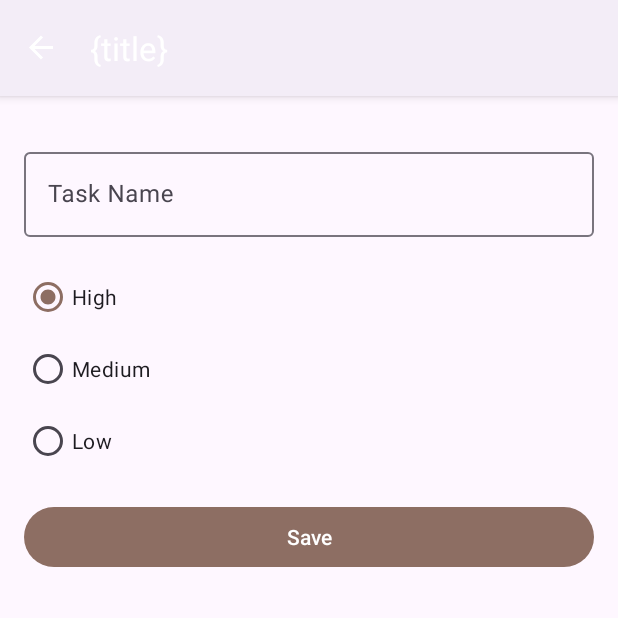
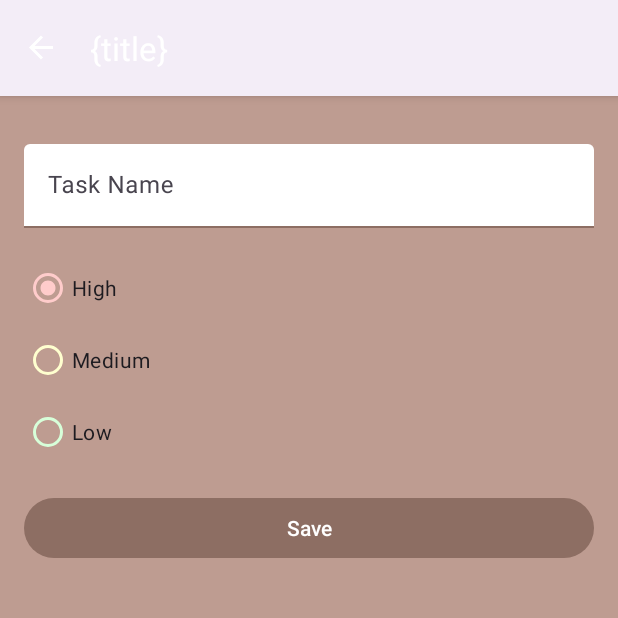
Before and after one commit to Joeyphic/Recolle, an Android app: the screen it shows after launch (MainActivity), after a tap on "Add a new task", on a phone screen of 412 x 824 dp, the top half of it. Run offline under Robolectric (Android 15) with nearby library versions, the phone set to English and light mode, and no system bars; our stand-ins replace Room's generated code, navigation-ui.

Commit message:
Add Further Priority Color Theming
Also added dividers in TaskListFragment

```diff
--- a/app/src/main/java/com/example/rememberapp/TaskDetailFragment.kt
+++ b/app/src/main/java/com/example/rememberapp/TaskDetailFragment.kt
@@ -11,6 +11,7 @@ import androidx.lifecycle.Lifecycle
 import androidx.navigation.fragment.findNavController
 import androidx.navigation.fragment.navArgs
 import com.example.rememberapp.data.Task
+import com.example.rememberapp.data.getColorByPriority
 import com.example.rememberapp.databinding.TaskDetailFragmentBinding
 import com.example.rememberapp.databinding.TaskListFragmentBinding
 import com.example.rememberapp.viewmodel.TaskListViewModel
@@ -49,6 +50,9 @@ class TaskDetailFragment : Fragment() {
 
             // TODO: Capitalize the first letter cleanly. Do after enum names are finalized.
             taskPriority.text = task.taskPriority.name.lowercase()
+
+            // Adding Color depending on Task priority
+            binding.linearLayout.setBackgroundColor(task.getColorByPriority())
         }
 
     }
--- a/app/src/main/res/layout/task_list_add_item.xml
+++ b/app/src/main/res/layout/task_list_add_item.xml
@@ -7,11 +7,13 @@
     android:layout_margin="@dimen/margin">
 
     <com.google.android.material.textfield.TextInputLayout
+        style="?attr/textInputFilledStyle"
         android:id="@+id/layout_task_name"
         android:layout_width="match_parent"
         android:layout_height="wrap_content"
         android:layout_marginTop="@dimen/margin"
         android:hint="@string/task_name"
+        app:boxBackgroundColor="@color/white"
         app:layout_constraintEnd_toEndOf="parent"
         app:layout_constraintStart_toStartOf="parent"
         app:layout_constraintTop_toTopOf="parent">
@@ -30,21 +32,27 @@
         app:layout_constraintEnd_toEndOf="parent"
         app:layout_constraintStart_toStartOf="parent"
         app:layout_constraintTop_toBottomOf="@+id/layout_task_name">
+
         <RadioButton
             android:id="@+id/radio_priority_high"
             android:layout_width="match_parent"
             android:layout_height="match_parent"
-            android:text="@string/task_priority_high"/>
+            android:text="@string/task_priority_high"
+            app:buttonTint="@color/priorityHigh" />
+
         <RadioButton
             android:id="@+id/radio_priority_medium"
             android:layout_width="match_parent"
             android:layout_height="match_parent"
-            android:text="@string/task_priority_medium"/>
+            android:text="@string/task_priority_medium"
+            app:buttonTint="@color/priorityMedium" />
+
         <RadioButton
             android:id="@+id/radio_priority_low"
             android:layout_width="match_parent"
             android:layout_height="match_parent"
-            android:text="@string/task_priority_low"/>
+            android:text="@string/task_priority_low"
+            app:buttonTint="@color/priorityLow" />
     </RadioGroup>
 
     <Button
--- a/app/src/main/res/values/colors.xml
+++ b/app/src/main/res/values/colors.xml
@@ -8,6 +8,10 @@
     <color name="black">#FF000000</color>
     <color name="white">#FFFFFFFF</color>
 
+    <color name="priorityHigh">#FFFFCCCB</color>
+    <color name="priorityMedium">#FFFFFFCF</color>
+    <color name="priorityLow">#FFD7FFD9</color>
+
     <!-- Using Brown_400 from Material Color Picker-->
     <color name="primaryColor">#FF8D6E63</color>
     <color name="primaryLightColor">#FFBE9C91</color>
--- a/app/src/main/res/values/themes.xml
+++ b/app/src/main/res/values/themes.xml
@@ -13,6 +13,8 @@
         <item name="android:statusBarColor" tools:targetApi="l">@color/primaryDarkColor</item>
 
         <!-- Customize your theme here. -->
+        <item name="android:colorBackground">@color/primaryLightColor</item>
+        <item name="colorOutline">@color/primaryColor</item>
         <item name="actionBarTheme">@style/Theme.RememberApp.ActionBar</item>
     </style>
 
```
Also changed, not shown: app/src/main/res/layout/task_detail_fragment.xml (+28 -10 lines), app/src/main/res/layout/task_list_item_fragment.xml (+7 -2 lines).
